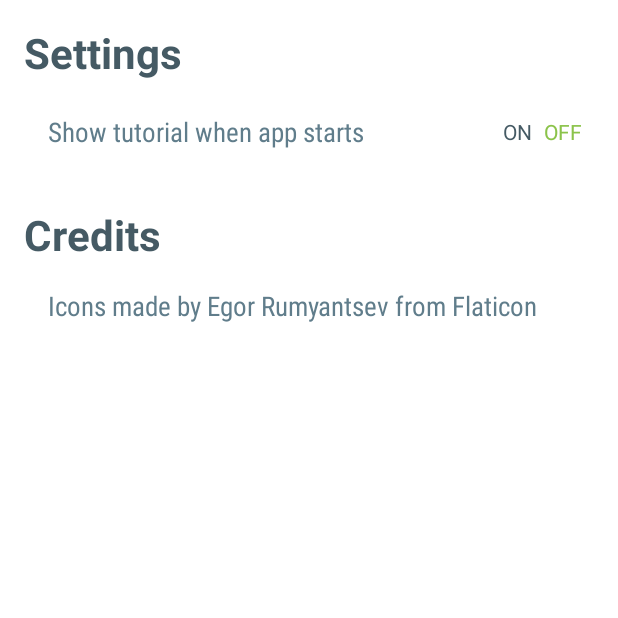
After one commit to itscap/Racetrack, an Android app: the SettingsActivity screen opened directly, with no data from a screen before it, on a phone screen of 412 x 824 dp, the top half of it. The commit adds this screen. Run offline under Robolectric (Android 15) with nearby library versions, the phone set to English and light mode, and no system bars.

Commit message:
Settings with a new animation implemented

```diff
--- /dev/null
+++ b/app/src/main/java/com/example/itscap/racetrack/Activities/SettingsActivity.java
@@ -0,0 +1,68 @@
+package com.example.itscap.racetrack.Activities;
+
+import android.graphics.Color;
+import android.support.v7.app.AppCompatActivity;
+import android.os.Bundle;
+import android.util.Log;
+import android.view.View;
+import android.widget.Button;
+import android.widget.LinearLayout;
+import android.widget.TextView;
+
+import com.example.itscap.racetrack.Helpers.SharedPreferencesHelper;
+import com.example.itscap.racetrack.R;
+
+public class SettingsActivity extends AppCompatActivity {
+
+    public final String TAG = "debugTag";
+
+    private LinearLayout llTutorialSwitch;
+    private TextView tvTutorialOn,tvTutorialOff;
+    private SharedPreferencesHelper preferencesHelper;
+
+    @Override
+    protected void onCreate(Bundle savedInstanceState) {
+        super.onCreate(savedInstanceState);
+        setContentView(R.layout.activity_settings);
+
+        llTutorialSwitch = (LinearLayout) findViewById(R.id.llTutorialSwitch);
+        tvTutorialOn = (TextView) findViewById(R.id.tvOn);
+        tvTutorialOff = (TextView) findViewById(R.id.tvOff);
+
+        preferencesHelper = new SharedPreferencesHelper(this);
+        initValues();
+
+        llTutorialSwitch.setOnClickListener(new View.OnClickListener() {
+            @Override
+            public void onClick(View view) {
+
+                Boolean currentValue = preferencesHelper.getPrefBool(SharedPreferencesHelper.TUTORIAL_PREF_KEY);
+                preferencesHelper.savePrefBool(SharedPreferencesHelper.TUTORIAL_PREF_KEY,!currentValue);
+                setupSwitchState(tvTutorialOn,tvTutorialOff,!currentValue);
+            }
+        });
+
+    }
+
+    private void initValues(){
+
+        Boolean isTutorialON = preferencesHelper.getPrefBool(SharedPreferencesHelper.TUTORIAL_PREF_KEY);
+        setupSwitchState(tvTutorialOn,tvTutorialOff,isTutorialON);
+    }
+
+
+    private void setupSwitchState(TextView tvON,TextView tvOFF, Boolean isON){
+
+        int selected = getResources().getColor(R.color.colorAccent);
+        int unselected = getResources().getColor(R.color.colorPrimaryDark);
+
+        if(isON) {
+            tvON.setTextColor(selected);
+            tvOFF.setTextColor(unselected);
+        } else {
+            tvON.setTextColor(unselected);
+            tvOFF.setTextColor(selected);
+        }
+    }
+
+}
--- a/app/src/main/java/com/example/itscap/racetrack/TutorialActivity.java
+++ b/app/src/main/java/com/example/itscap/racetrack/Activities/TutorialActivity.java
@@ -1,7 +1,8 @@
-package com.example.itscap.racetrack;
+package com.example.itscap.racetrack.Activities;
 
 import android.os.Bundle;
 
+import com.example.itscap.racetrack.R;
 import com.heinrichreimersoftware.materialintro.app.IntroActivity;
 import com.heinrichreimersoftware.materialintro.slide.SimpleSlide;
 
--- a/app/src/main/java/com/example/itscap/racetrack/ErrorDialog.java
+++ b/app/src/main/java/com/example/itscap/racetrack/Dialogs/ErrorDialog.java
@@ -1,4 +1,4 @@
-package com.example.itscap.racetrack;
+package com.example.itscap.racetrack.Dialogs;
 
 import android.app.AlertDialog;
 import android.app.Dialog;
--- a/app/src/main/java/com/example/itscap/racetrack/ApiKeyHelper.java
+++ b/app/src/main/java/com/example/itscap/racetrack/Helpers/ApiKeyHelper.java
@@ -1,4 +1,4 @@
-package com.example.itscap.racetrack;
+package com.example.itscap.racetrack.Helpers;
 
 import android.content.Context;
 import android.util.Log;
--- /dev/null
+++ b/app/src/main/java/com/example/itscap/racetrack/Helpers/SharedPreferencesHelper.java
@@ -0,0 +1,64 @@
+package com.example.itscap.racetrack.Helpers;
+
+import android.content.Context;
+import android.content.SharedPreferences;
+
+/**
+ * Created by itscap on 9/14/17.
+ */
+
+public class SharedPreferencesHelper {
+
+
+    public static final String APP_SHARED_PREF_BUNDLE ="com.racetrack.sharedprefBundle";
+
+    //Pref Keys
+    public static final String TUTORIAL_PREF_KEY ="tutorial_pref_key";
+
+    Context context;
+    SharedPreferences sharedpreferences;
+    SharedPreferences.Editor editor;
+
+    public SharedPreferencesHelper(Context context) {
+
+        this.context=context;
+        sharedpreferences = context.getSharedPreferences(APP_SHARED_PREF_BUNDLE, Context.MODE_PRIVATE);
+        editor = sharedpreferences.edit();
+    }
+
+
+    public void savePrefStr(String key,String value){
+
+        editor.putString(key, value);
+        editor.commit();
+    }
+
+    public String getPrefStr(String key){
+
+        return sharedpreferences.getString(key,"");
+    }
+
+    public void savePrefInt(String key,int value){
+
+        editor.putInt(key, value);
+        editor.commit();
+    }
+
+    public int getPrefInt(String key){
+
+        //Int default value is 0 so app won't crash..
+        return sharedpreferences.getInt(key,0);
+    }
+
+    public void savePrefBool(String key, boolean value){
+
+        editor.putBoolean(key, value);
+        editor.commit();
+    }
+
+    public Boolean getPrefBool(String key){
+
+        return sharedpreferences.getBoolean(key,false);
+    }
+
+}
--- a/app/src/main/java/com/example/itscap/racetrack/TrackAsyncTask.java
+++ b/app/src/main/java/com/example/itscap/racetrack/TrackAsyncTask.java
@@ -85,7 +85,6 @@ public class TrackAsyncTask  extends AsyncHttpClient {
 
                 Track track = new Track();
                 JSONObject jsonTrack = response.getJSONObject(i);
-                Log.d(TAG, "onSuccess: TRACK => " + jsonTrack);
                 JSONObject location = jsonTrack.getJSONObject("location");
                 JSONObject length = jsonTrack.getJSONObject("circuitLength");
 
--- /dev/null
+++ b/app/src/main/res/layout/activity_settings.xml
@@ -0,0 +1,94 @@
+<?xml version="1.0" encoding="utf-8"?>
+<LinearLayout xmlns:android="http://schemas.android.com/apk/res/android"
+    xmlns:app="http://schemas.android.com/apk/res-auto"
+    xmlns:tools="http://schemas.android.com/tools"
+    android:layout_width="match_parent"
+    android:layout_height="match_parent"
+    android:padding="16dp"
+    android:orientation="vertical"
+    android:background="@color/colorTextClear"
+    tools:context="com.example.itscap.racetrack.Activities.SettingsActivity">
+
+    <TextView
+        android:layout_width="match_parent"
+        android:layout_height="wrap_content"
+        android:gravity="left"
+        android:text="Settings"
+        android:textSize="28dp"
+        android:textStyle="bold"
+        android:textColor="@color/colorPrimaryDark"/>
+
+    <LinearLayout
+        android:layout_width="match_parent"
+        android:layout_height="wrap_content"
+        android:layout_marginTop="16dp"
+        android:layout_marginLeft="16dp"
+        android:weightSum="1"
+        android:orientation="horizontal">
+
+        <TextView
+            android:layout_width="match_parent"
+            android:layout_height="wrap_content"
+            android:layout_weight="1"
+            android:layout_gravity="center_vertical"
+            android:text="Show tutorial when app starts"
+            android:fontFamily="sans-serif-condensed"
+            android:textColor="@color/colorPrimary"
+            android:textSize="18dp"/>
+
+
+        <LinearLayout
+            android:layout_width="wrap_content"
+            android:layout_height="wrap_content"
+            android:id="@+id/llTutorialSwitch"
+            android:padding="8dp"
+            android:orientation="horizontal">
+
+            <TextView
+                android:layout_width="match_parent"
+                android:layout_height="wrap_content"
+                android:layout_weight="0.5"
+                android:id="@+id/tvOn"
+                android:textColor="@color/colorPrimaryDark"
+                android:text="ON"
+                android:layout_marginRight="8dp"/>
+            <TextView
+                android:layout_width="match_parent"
+                android:layout_height="wrap_content"
+                android:layout_weight="0.5"
+                android:id="@+id/tvOff"
+                android:textColor="@color/colorAccent"
+                android:text="OFF"/>
+
+        </LinearLayout>
+
+    </LinearLayout>
+
+    <LinearLayout
+        android:layout_width="match_parent"
+        android:layout_height="match_parent"
+        android:layout_marginTop="32dp"
+        android:layout_marginBottom="16dp"
+        android:orientation="vertical">
+
+        <TextView
+            android:layout_width="match_parent"
+            android:layout_height="wrap_content"
+            android:gravity="left"
+            android:text="Credits"
+            android:textSize="28dp"
+            android:textStyle="bold"
+            android:textColor="@color/colorPrimaryDark"/>
+
+        <TextView
+            android:layout_width="match_parent"
+            android:layout_height="wrap_content"
+            android:layout_marginLeft="16dp"
+            android:text="Icons made by Egor Rumyantsev from Flaticon"
+            android:layout_marginTop="16dp"
+            android:fontFamily="sans-serif-condensed"
+            android:textColor="@color/colorPrimary"
+            android:textSize="18dp"/>
+    </LinearLayout>
+
+</LinearLayout>
--- a/app/src/main/res/layout/circuit_col.xml
+++ b/app/src/main/res/layout/circuit_col.xml
@@ -20,6 +20,7 @@
             android:text="Circuit Name"
             android:textColor="@color/colorTextClear"
             android:textSize="28dp"
+            android:translationZ="16dp"
             android:textStyle="bold"/>
 
         <TextView
```
Also changed, not shown: app/src/main/AndroidManifest.xml (+8 -10 lines), app/src/main/java/com/example/itscap/racetrack/Activities/MapsActivity.java (renamed from app/src/main/java/com/example/itscap/racetrack/MapsActivity.java, +81 -11 lines), app/src/main/res/drawable/circle.xml (added, +12 -0 lines), app/src/main/res/drawable/ic_settings_work_tool.xml (added, +4 -0 lines), app/src/main/res/layout/activity_main.xml (added, +10 -0 lines), app/src/main/res/layout/activity_maps.xml (+5 -4 lines), app/src/main/res/layout/circuit_col_cardview.xml (added, +45 -0 lines), app/src/main/res/layout/settings_view.xml (added, +22 -0 lines), app/src/main/res/layout/settings_view_circle.xml (added, +24 -0 lines), 124 other files.
